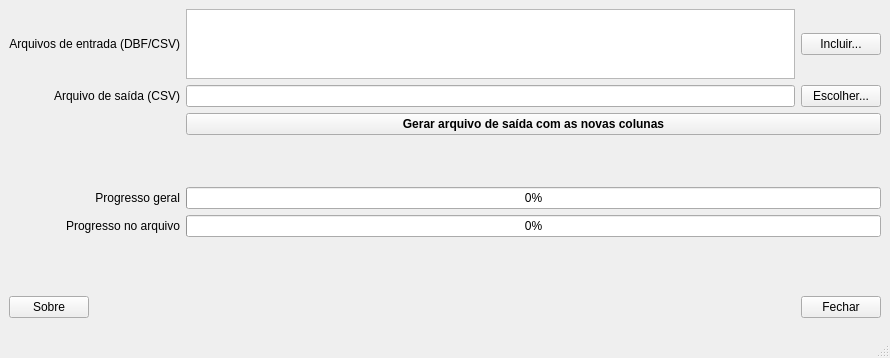
This is augmented_sim/gui/main.ui in Recovida/augmented-sim as Qt 5 draws it before an edit. The edited form follows.
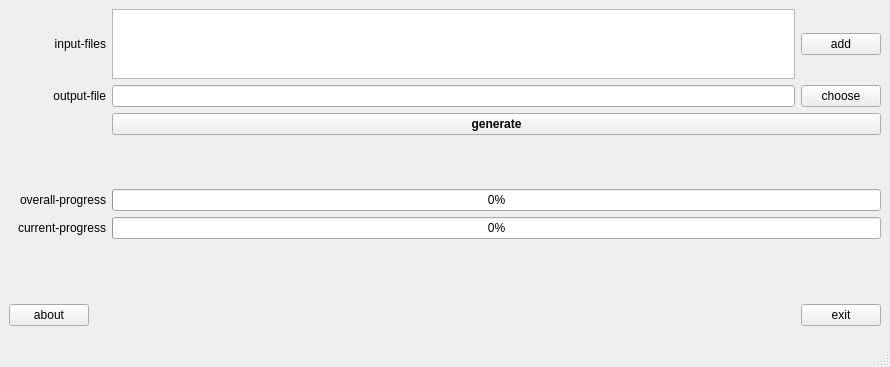
This is the edited form. Icons and pictures are not drawn.

What changed in the file:
```diff
--- a/augmented_sim/gui/main.ui
+++ b/augmented_sim/gui/main.ui
@@ -7,7 +7,7 @@
     <x>0</x>
     <y>0</y>
     <width>890</width>
-    <height>358</height>
+    <height>367</height>
    </rect>
   </property>
   <property name="sizePolicy">
@@ -33,7 +33,7 @@
        </font>
       </property>
       <property name="text">
-       <string>Gerar arquivo de saída com as novas colunas</string>
+       <string>generate</string>
       </property>
      </widget>
     </item>
@@ -100,7 +100,7 @@
        </size>
       </property>
       <property name="text">
-       <string>Incluir...</string>
+       <string>add</string>
       </property>
       <property name="icon">
        <iconset theme="list-add">
@@ -114,7 +114,7 @@
     <item row="4" column="0">
      <widget class="QLabel" name="label_overall_progress">
       <property name="text">
-       <string>Progresso geral</string>
+       <string>overall-progress</string>
       </property>
       <property name="alignment">
        <set>Qt::AlignRight|Qt::AlignTrailing|Qt::AlignVCenter</set>
@@ -124,7 +124,7 @@
     <item row="6" column="0">
      <widget class="QLabel" name="label_current_progress">
       <property name="text">
-       <string>Progresso no arquivo</string>
+       <string>current-progress</string>
       </property>
       <property name="alignment">
        <set>Qt::AlignRight|Qt::AlignTrailing|Qt::AlignVCenter</set>
@@ -144,7 +144,7 @@
     <item row="0" column="0">
      <widget class="QLabel" name="label_file1">
       <property name="text">
-       <string>Arquivos de entrada (DBF/CSV)</string>
+       <string extracomment="input-files" id="input-files">input-files</string>
       </property>
       <property name="alignment">
        <set>Qt::AlignRight|Qt::AlignTrailing|Qt::AlignVCenter</set>
@@ -154,7 +154,7 @@
     <item row="1" column="0">
      <widget class="QLabel" name="label_outfile1">
       <property name="text">
-       <string>Arquivo de saída (CSV)</string>
+       <string>output-file</string>
       </property>
       <property name="alignment">
        <set>Qt::AlignRight|Qt::AlignTrailing|Qt::AlignVCenter</set>
@@ -176,7 +176,7 @@
        </size>
       </property>
       <property name="text">
-       <string>Escolher...</string>
+       <string>choose</string>
       </property>
       <property name="icon">
        <iconset theme="document-export">
@@ -203,7 +203,7 @@
        <item>
         <widget class="QPushButton" name="btn_about">
          <property name="text">
-          <string>Sobre</string>
+          <string>about</string>
          </property>
          <property name="icon">
           <iconset theme="help-about">
@@ -227,7 +227,7 @@
        <item>
         <widget class="QPushButton" name="btn_close">
          <property name="text">
-          <string>Fechar</string>
+          <string>exit</string>
          </property>
          <property name="icon">
           <iconset theme="exit">
```
Left out of the diff: 2 changed lines with no effect on the pictures.
